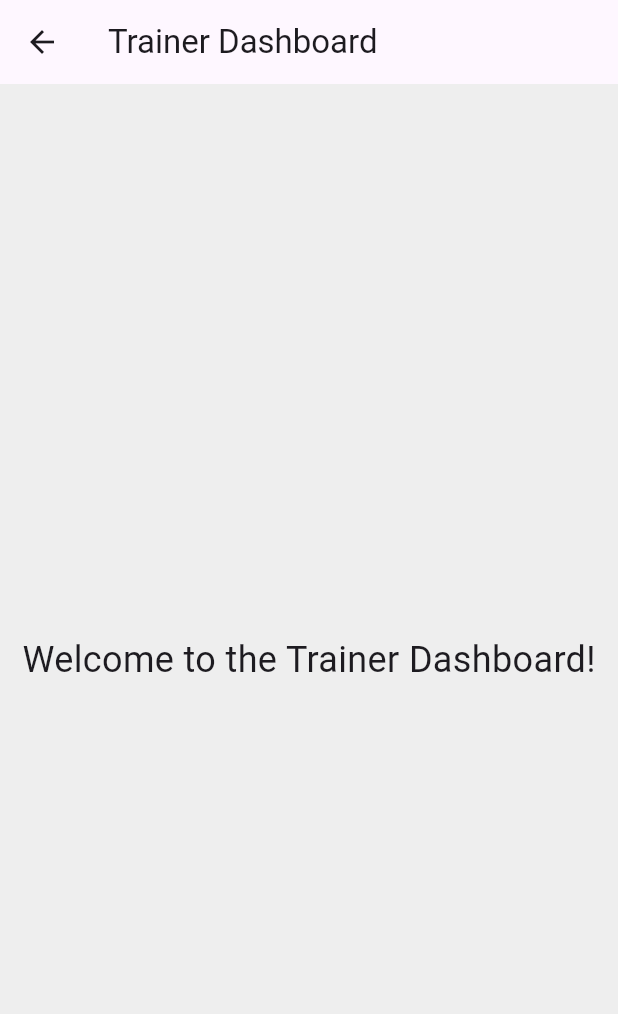
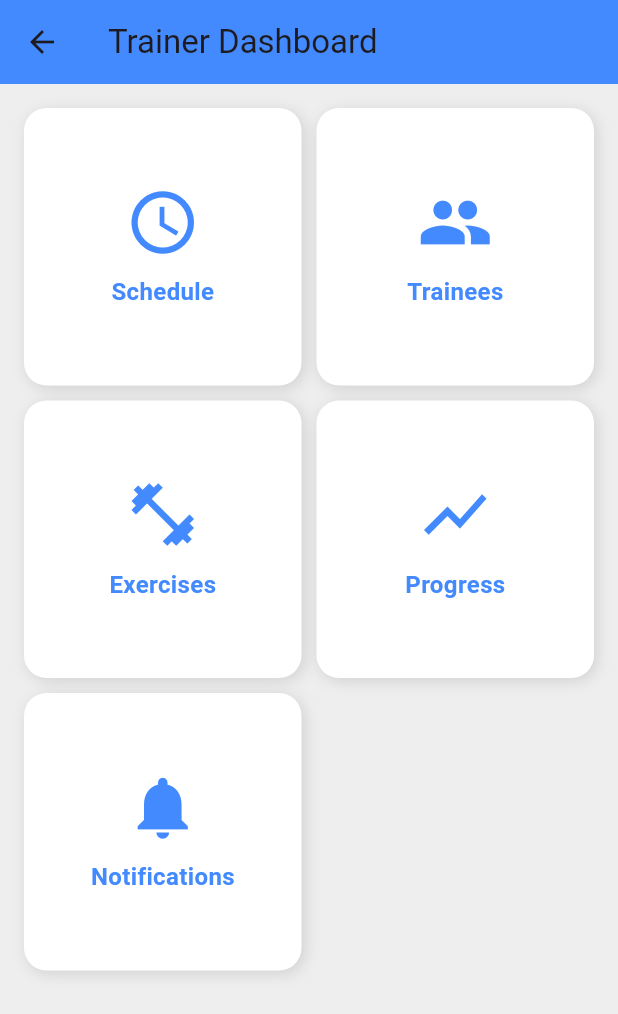
Before and after one commit to shifaaKh28/BodyAndMind, a Flutter app: the TrainerDashboard screen opened directly, on a phone screen of 412 x 824 dp. Shown: the top 1014 px of the screen. Run offline on Flutter 3.47's test engine with Material 3 defaults, Android fonts, the phone set to English and light mode, and no system bars; our stand-ins replace firebase_auth, firebase_core; accounts and stored records are empty; statements that could not run were skipped.

Commit message:
Update dashboard.dart

```diff
--- a/lib/screens/trainer/dashboard.dart
+++ b/lib/screens/trainer/dashboard.dart
@@ -1,4 +1,9 @@
 import 'package:flutter/material.dart';
+import '../trainer/profile/schedule.dart';
+import '../trainer/profile/trainees.dart';
+import '../trainer/profile/exercises.dart';
+import '../trainer/profile/progress.dart';
+import '../trainer/profile/notifications.dart';
 
 class TrainerDashboard extends StatelessWidget {
   @override
@@ -6,11 +11,88 @@ class TrainerDashboard extends StatelessWidget {
     return Scaffold(
       appBar: AppBar(
         title: Text('Trainer Dashboard'),
+        backgroundColor: Colors.blueAccent,
       ),
-      body: Center(
-        child: Text(
-          'Welcome to the Trainer Dashboard!',
-          style: TextStyle(fontSize: 24),
+      body: Padding(
+        padding: const EdgeInsets.all(16.0),
+        child: GridView.count(
+          crossAxisCount: 2,
+          crossAxisSpacing: 10,
+          mainAxisSpacing: 10,
+          children: [
+            _buildDashboardButton(
+              context,
+              title: 'Schedule',
+              icon: Icons.schedule,
+              targetScreen: TrainerSchedule(),
+            ),
+            _buildDashboardButton(
+              context,
+              title: 'Trainees',
+              icon: Icons.people,
+              targetScreen: TraineeProfiles(),
+            ),
+            _buildDashboardButton(
+              context,
+              title: 'Exercises',
+              icon: Icons.fitness_center,
+              targetScreen: ExerciseLibrary(),
+            ),
+            _buildDashboardButton(
+              context,
+              title: 'Progress',
+              icon: Icons.show_chart,
+              targetScreen: TrainerProgress(),
+            ),
+            _buildDashboardButton(
+              context,
+              title: 'Notifications',
+              icon: Icons.notifications,
+              targetScreen: NotificationsScreen(),
+            ),
+          ],
+        ),
+      ),
+    );
+  }
+
+  Widget _buildDashboardButton(BuildContext context,
+      {required String title,
+        required IconData icon,
+        required Widget targetScreen}) {
+    return GestureDetector(
+      onTap: () {
+        Navigator.push(
+          context,
+          MaterialPageRoute(builder: (context) => targetScreen),
+        );
+      },
+      child: Container(
+        decoration: BoxDecoration(
+          color: Colors.white,
+          borderRadius: BorderRadius.circular(15),
+          boxShadow: [
+            BoxShadow(
+              color: Colors.black12,
+              blurRadius: 8,
+              offset: Offset(2, 2),
+            ),
+          ],
+        ),
+        child: Column(
+          mainAxisAlignment: MainAxisAlignment.center,
+          children: [
+            Icon(icon, size: 50, color: Colors.blueAccent),
+            SizedBox(height: 10),
+            Text(
+              title,
+              style: TextStyle(
+                fontSize: 16,
+                fontWeight: FontWeight.bold,
+                color: Colors.blueAccent,
+              ),
+            ),
+          ],
         ),
       ),
     );
```
